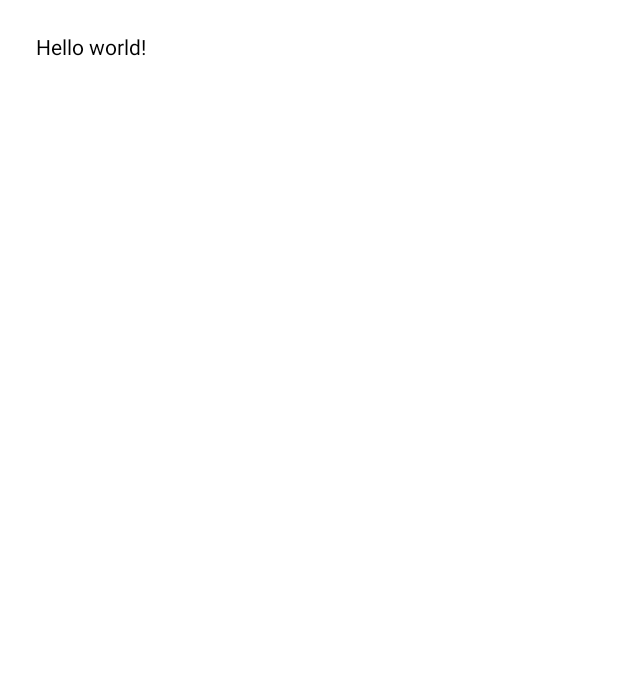
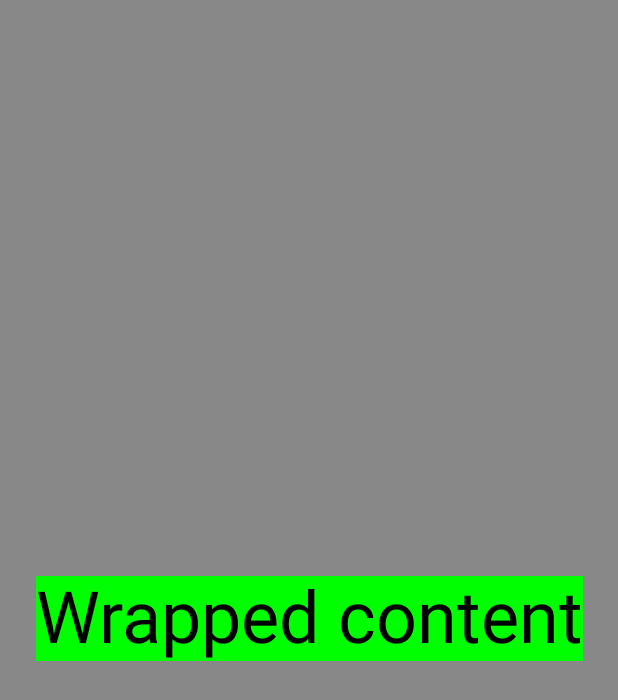
Before and after one commit to GSMYunsung/ComposeUI, an Android app built with Jetpack Compose: the ComposeActivity screen opened directly, with no data from a screen before it, on a phone screen of 412 x 824 dp. Before the commit the part shown is almost empty. Shown: the top 700 px of the screen. Run offline under Robolectric (Android 15) with nearby library versions, the phone set to English and light mode, and no system bars.

Commit message:
[UPDATE] Surface + Surface 즉, 부모 레이아웃에 Text 추가하기

```diff
--- a/app/src/main/java/com/kdn/studycompose_ui/ComposeActivity.kt
+++ b/app/src/main/java/com/kdn/studycompose_ui/ComposeActivity.kt
@@ -11,45 +11,50 @@ import androidx.compose.material.Surface
 import androidx.compose.material.Text
 import androidx.compose.runtime.Composable
 import androidx.compose.ui.Modifier
+import androidx.compose.ui.graphics.Color
+import androidx.compose.ui.text.TextStyle
+import androidx.compose.ui.text.font.FontFamily
+import androidx.compose.ui.text.font.FontWeight
 import androidx.compose.ui.tooling.preview.Preview
 import androidx.compose.ui.unit.dp
+import androidx.compose.ui.unit.sp
 import com.kdn.studycompose_ui.ui.theme.StudyCompose_UITheme
 
 class ComposeActivity : ComponentActivity() {
     override fun onCreate(savedInstanceState: Bundle?) {
         super.onCreate(savedInstanceState)
 
-        setContent { GreetingText("world") }
+        setContent { MainScreen() }
 
     }
 
-    // 순서에 따른 클릭 범위를 설정해줄 수 있다.
+    @Composable
+    fun MainScreen(){
+        Surface(
+            color = Color.Gray,
+            modifier = Modifier.fillMaxSize()) {
 
-    // padding 을 먼저 or clickable 을 먼저
-    // 크기를 먼저 지정할지, padding 을 먼저 지정해줄지.
+            Surface(
+                color = Color.Green,
+                modifier = Modifier.wrapContentSize()) {
+                Text(
+                    text = "Wrapped content",
+                    style = MaterialTheme.typography.h3)
+            }
+
+        }
+    }
 
     @Composable
     fun GreetingText(name: String) {
-        Text(text = "Hello $name!",
-            modifier = Modifier
-                .height(240.dp)
-                .width(200.dp)
-                .padding(24.dp)
-                .clickable {  })
+        Text(text = "Hello $name!")
     }
-
-//    @Composable
-//    fun GreetingButton(name : String){
-//        Button(onClick = {}) {
-//            Greeting(name = "$name Button")
-//        }
-//    }
 
     @Preview(showBackground = true)
     @Composable
     fun DefaultPreview2() {
         StudyCompose_UITheme {
-           GreetingText(name = "world")
+            MainScreen()
         }
     }
 }
```
